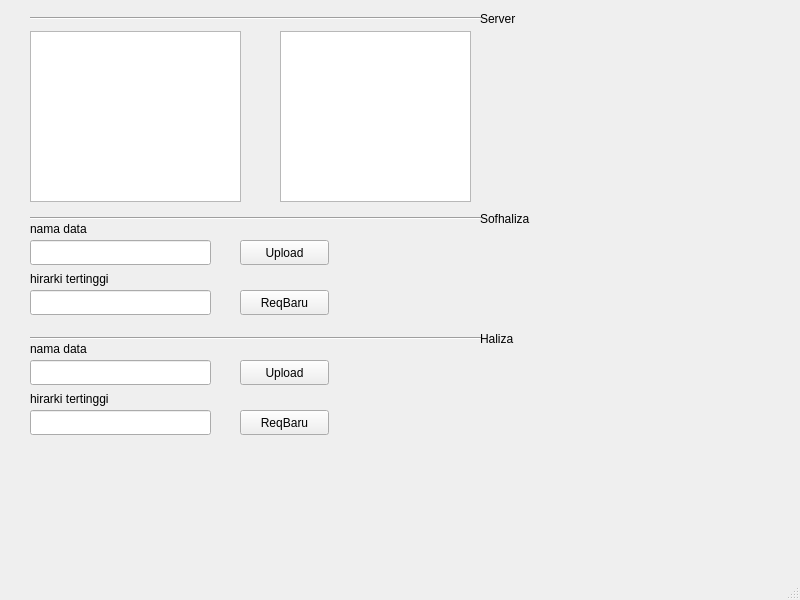
First picture: the form in split_parsing/tampil.ui, repository hattafaiq/QTxJS_zlibXqcompress, before the edit.
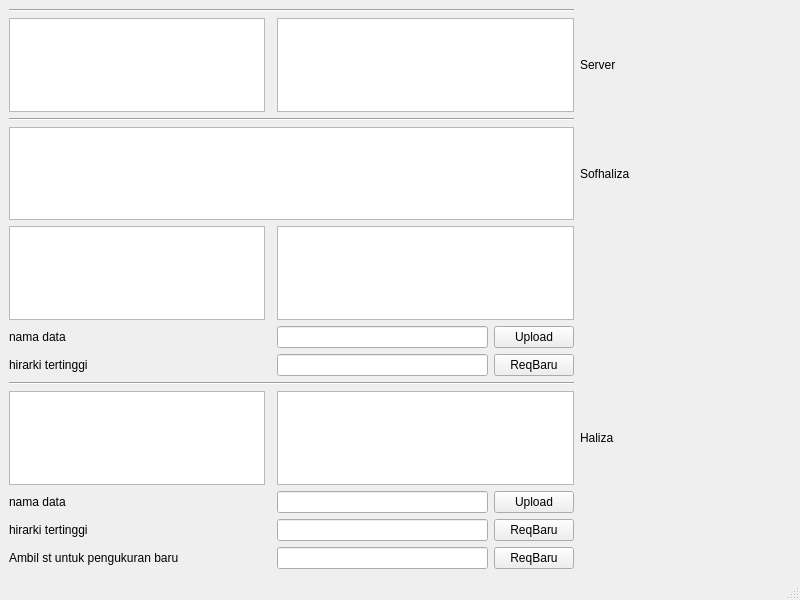
Second picture: the form after the edit. Custom widgets are drawn as their Qt base class.

Commit message: adopsi tree sofhaliza

The edit to the form file:
```diff
--- a/split_parsing/tampil.ui
+++ b/split_parsing/tampil.ui
@@ -14,248 +14,169 @@
    <string>MainWindow</string>
   </property>
   <widget class="QWidget" name="centralwidget">
-   <widget class="QTableView" name="tableView">
-    <property name="geometry">
-     <rect>
-      <x>30</x>
-      <y>31</y>
-      <width>211</width>
-      <height>171</height>
-     </rect>
-    </property>
-   </widget>
-   <widget class="QTableView" name="tableView_2">
-    <property name="geometry">
-     <rect>
-      <x>280</x>
-      <y>31</y>
-      <width>191</width>
-      <height>171</height>
-     </rect>
-    </property>
-   </widget>
-   <widget class="QLineEdit" name="lineEdit">
-    <property name="geometry">
-     <rect>
-      <x>30</x>
-      <y>240</y>
-      <width>181</width>
-      <height>25</height>
-     </rect>
-    </property>
-   </widget>
-   <widget class="QLabel" name="label">
-    <property name="geometry">
-     <rect>
-      <x>30</x>
-      <y>220</y>
-      <width>91</width>
-      <height>17</height>
-     </rect>
-    </property>
-    <property name="text">
-     <string>nama data</string>
-    </property>
-   </widget>
-   <widget class="QLineEdit" name="lineEdit_2">
-    <property name="geometry">
-     <rect>
-      <x>30</x>
-      <y>290</y>
-      <width>181</width>
-      <height>25</height>
-     </rect>
-    </property>
-   </widget>
-   <widget class="QLabel" name="label_2">
-    <property name="geometry">
-     <rect>
-      <x>30</x>
-      <y>270</y>
-      <width>111</width>
-      <height>17</height>
-     </rect>
-    </property>
-    <property name="text">
-     <string>hirarki tertinggi</string>
-    </property>
-   </widget>
-   <widget class="QPushButton" name="pushButton">
-    <property name="geometry">
-     <rect>
-      <x>240</x>
-      <y>240</y>
-      <width>89</width>
-      <height>25</height>
-     </rect>
-    </property>
-    <property name="text">
-     <string>Upload</string>
-    </property>
-   </widget>
-   <widget class="QPushButton" name="pushButton_2">
-    <property name="geometry">
-     <rect>
-      <x>240</x>
-      <y>290</y>
-      <width>89</width>
-      <height>25</height>
-     </rect>
-    </property>
-    <property name="text">
-     <string>ReqBaru</string>
-    </property>
-   </widget>
-   <widget class="Line" name="line">
-    <property name="geometry">
-     <rect>
-      <x>30</x>
-      <y>210</y>
-      <width>451</width>
-      <height>16</height>
-     </rect>
-    </property>
-    <property name="orientation">
-     <enum>Qt::Horizontal</enum>
-    </property>
-   </widget>
-   <widget class="QLabel" name="label_3">
-    <property name="geometry">
-     <rect>
-      <x>480</x>
-      <y>210</y>
-      <width>67</width>
-      <height>17</height>
-     </rect>
-    </property>
-    <property name="text">
-     <string>Sofhaliza</string>
-    </property>
-   </widget>
-   <widget class="QLabel" name="label_4">
-    <property name="geometry">
-     <rect>
-      <x>480</x>
-      <y>10</y>
-      <width>67</width>
-      <height>17</height>
-     </rect>
-    </property>
-    <property name="text">
-     <string>Server</string>
-    </property>
-   </widget>
-   <widget class="Line" name="line_2">
-    <property name="geometry">
-     <rect>
-      <x>30</x>
-      <y>10</y>
-      <width>451</width>
-      <height>16</height>
-     </rect>
-    </property>
-    <property name="orientation">
-     <enum>Qt::Horizontal</enum>
-    </property>
-   </widget>
-   <widget class="Line" name="line_3">
-    <property name="geometry">
-     <rect>
-      <x>30</x>
-      <y>330</y>
-      <width>451</width>
-      <height>16</height>
-     </rect>
-    </property>
-    <property name="orientation">
-     <enum>Qt::Horizontal</enum>
-    </property>
-   </widget>
-   <widget class="QLabel" name="label_5">
-    <property name="geometry">
-     <rect>
-      <x>480</x>
-      <y>330</y>
-      <width>67</width>
-      <height>17</height>
-     </rect>
-    </property>
-    <property name="text">
-     <string>Haliza</string>
-    </property>
-   </widget>
-   <widget class="QPushButton" name="pushButton_3">
-    <property name="geometry">
-     <rect>
-      <x>240</x>
-      <y>410</y>
-      <width>89</width>
-      <height>25</height>
-     </rect>
-    </property>
-    <property name="text">
-     <string>ReqBaru</string>
-    </property>
-   </widget>
-   <widget class="QPushButton" name="pushButton_4">
-    <property name="geometry">
-     <rect>
-      <x>240</x>
-      <y>360</y>
-      <width>89</width>
-      <height>25</height>
-     </rect>
-    </property>
-    <property name="text">
-     <string>Upload</string>
-    </property>
-   </widget>
-   <widget class="QLabel" name="label_6">
-    <property name="geometry">
-     <rect>
-      <x>30</x>
-      <y>340</y>
-      <width>91</width>
-      <height>17</height>
-     </rect>
-    </property>
-    <property name="text">
-     <string>nama data</string>
-    </property>
-   </widget>
-   <widget class="QLineEdit" name="lineEdit_3">
-    <property name="geometry">
-     <rect>
-      <x>30</x>
-      <y>360</y>
-      <width>181</width>
-      <height>25</height>
-     </rect>
-    </property>
-   </widget>
-   <widget class="QLineEdit" name="lineEdit_4">
-    <property name="geometry">
-     <rect>
-      <x>30</x>
-      <y>410</y>
-      <width>181</width>
-      <height>25</height>
-     </rect>
-    </property>
-   </widget>
-   <widget class="QLabel" name="label_7">
-    <property name="geometry">
-     <rect>
-      <x>30</x>
-      <y>390</y>
-      <width>111</width>
-      <height>17</height>
-     </rect>
-    </property>
-    <property name="text">
-     <string>hirarki tertinggi</string>
-    </property>
-   </widget>
+   <layout class="QGridLayout" name="gridLayout">
+    <item row="20" column="0">
+     <widget class="QLabel" name="label_7">
+      <property name="text">
+       <string>hirarki tertinggi</string>
+      </property>
+     </widget>
+    </item>
+    <item row="12" column="3">
+     <widget class="QPushButton" name="pushButton_2">
+      <property name="text">
+       <string>ReqBaru</string>
+      </property>
+     </widget>
+    </item>
+    <item row="12" column="2">
+     <widget class="QLineEdit" name="lineEdit_2"/>
+    </item>
+    <item row="5" column="4">
+     <widget class="QLabel" name="label_3">
+      <property name="text">
+       <string>Sofhaliza</string>
+      </property>
+     </widget>
+    </item>
+    <item row="3" column="0" colspan="4">
+     <widget class="Line" name="line">
+      <property name="orientation">
+       <enum>Qt::Horizontal</enum>
+      </property>
+     </widget>
+    </item>
+    <item row="10" column="3">
+     <widget class="QPushButton" name="pushButton">
+      <property name="text">
+       <string>Upload</string>
+      </property>
+     </widget>
+    </item>
+    <item row="20" column="2">
+     <widget class="QLineEdit" name="lineEdit_4"/>
+    </item>
+    <item row="21" column="2">
+     <widget class="QLineEdit" name="lineEdit_5"/>
+    </item>
+    <item row="10" column="0">
+     <widget class="QLabel" name="label">
+      <property name="text">
+       <string>nama data</string>
+      </property>
+     </widget>
+    </item>
+    <item row="0" column="0" colspan="4">
+     <widget class="Line" name="line_2">
+      <property name="orientation">
+       <enum>Qt::Horizontal</enum>
+      </property>
+     </widget>
+    </item>
+    <item row="12" column="0">
+     <widget class="QLabel" name="label_2">
+      <property name="text">
+       <string>hirarki tertinggi</string>
+      </property>
+     </widget>
+    </item>
+    <item row="12" column="4">
+     <spacer name="horizontalSpacer">
+      <property name="orientation">
+       <enum>Qt::Horizontal</enum>
+      </property>
+      <property name="sizeHint" stdset="0">
+       <size>
+        <width>40</width>
+        <height>20</height>
+       </size>
+      </property>
+     </spacer>
+    </item>
+    <item row="2" column="0">
+     <widget class="QTableView" name="tableView"/>
+    </item>
+    <item row="17" column="3">
+     <widget class="QPushButton" name="pushButton_4">
+      <property name="text">
+       <string>Upload</string>
+      </property>
+     </widget>
+    </item>
+    <item row="2" column="4">
+     <widget class="QLabel" name="label_4">
+      <property name="text">
+       <string>Server</string>
+      </property>
+     </widget>
+    </item>
+    <item row="10" column="2">
+     <widget class="QLineEdit" name="lineEdit"/>
+    </item>
+    <item row="20" column="3">
+     <widget class="QPushButton" name="pushButton_3">
+      <property name="text">
+       <string>ReqBaru</string>
+      </property>
+     </widget>
+    </item>
+    <item row="17" column="0">
+     <widget class="QLabel" name="label_6">
+      <property name="text">
+       <string>nama data</string>
+      </property>
+     </widget>
+    </item>
+    <item row="2" column="2" colspan="2">
+     <widget class="QTableView" name="tableView_2"/>
+    </item>
+    <item row="15" column="0">
+     <widget class="QTableView" name="tableView_5"/>
+    </item>
+    <item row="17" column="2">
+     <widget class="QLineEdit" name="lineEdit_3"/>
+    </item>
+    <item row="13" column="0" colspan="4">
+     <widget class="Line" name="line_3">
+      <property name="orientation">
+       <enum>Qt::Horizontal</enum>
+      </property>
+     </widget>
+    </item>
+    <item row="15" column="2" colspan="2">
+     <widget class="QTableView" name="tableView_6"/>
+    </item>
+    <item row="21" column="0">
+     <widget class="QLabel" name="label_8">
+      <property name="text">
+       <string>Ambil st untuk pengukuran baru</string>
+      </property>
+     </widget>
+    </item>
+    <item row="15" column="4">
+     <widget class="QLabel" name="label_5">
+      <property name="text">
+       <string>Haliza</string>
+      </property>
+     </widget>
+    </item>
+    <item row="21" column="3">
+     <widget class="QPushButton" name="pushButton_5">
+      <property name="text">
+       <string>ReqBaru</string>
+      </property>
+     </widget>
+    </item>
+    <item row="6" column="0">
+     <widget class="QTableView" name="tableView_3"/>
+    </item>
+    <item row="5" column="0" colspan="4">
+     <widget class="TreeSubwin" name="treeView"/>
+    </item>
+    <item row="6" column="2" colspan="2">
+     <widget class="QTableView" name="tableView_4"/>
+    </item>
+   </layout>
   </widget>
   <widget class="QMenuBar" name="menubar">
    <property name="geometry">
@@ -269,6 +190,13 @@
   </widget>
   <widget class="QStatusBar" name="statusbar"/>
  </widget>
+ <customwidgets>
+  <customwidget>
+   <class>TreeSubwin</class>
+   <extends>QTreeView</extends>
+   <header>treesubwin.h</header>
+  </customwidget>
+ </customwidgets>
  <resources/>
  <connections/>
 </ui>
```
The commit also changes 13 other files.
